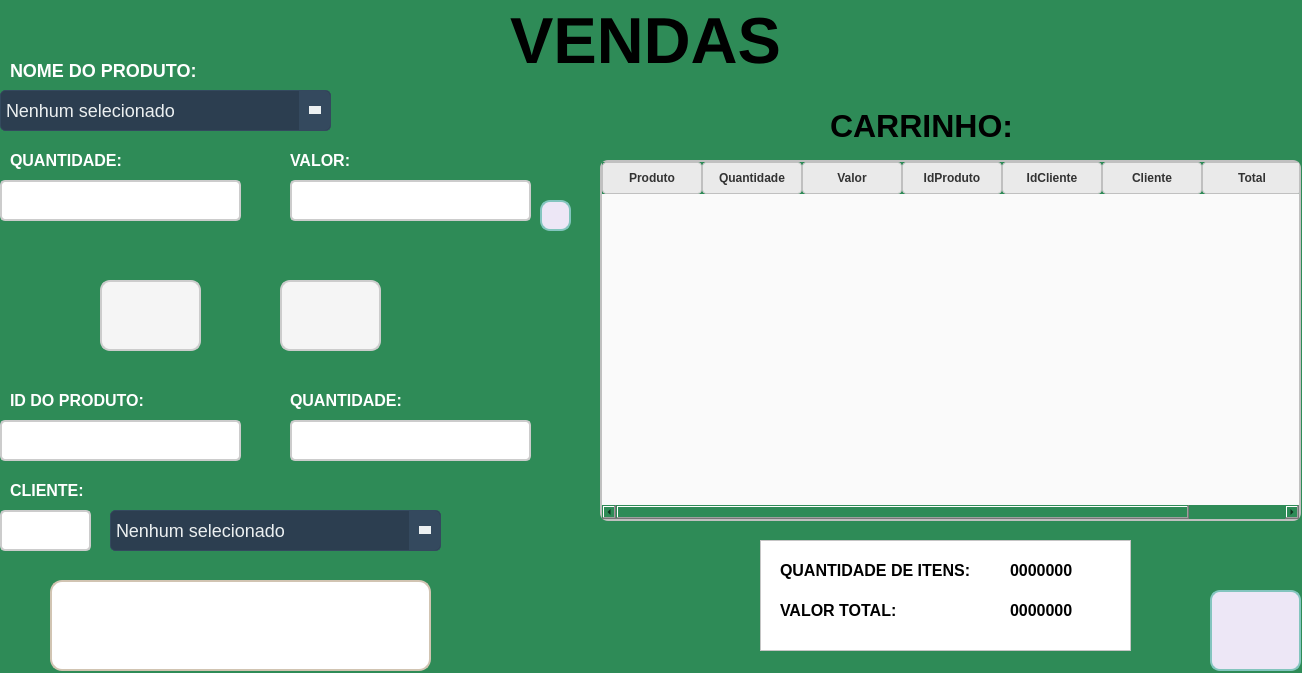
Qt form frm_Vendas.ui (ArielAraujo18/ErpSistema) before a commit.
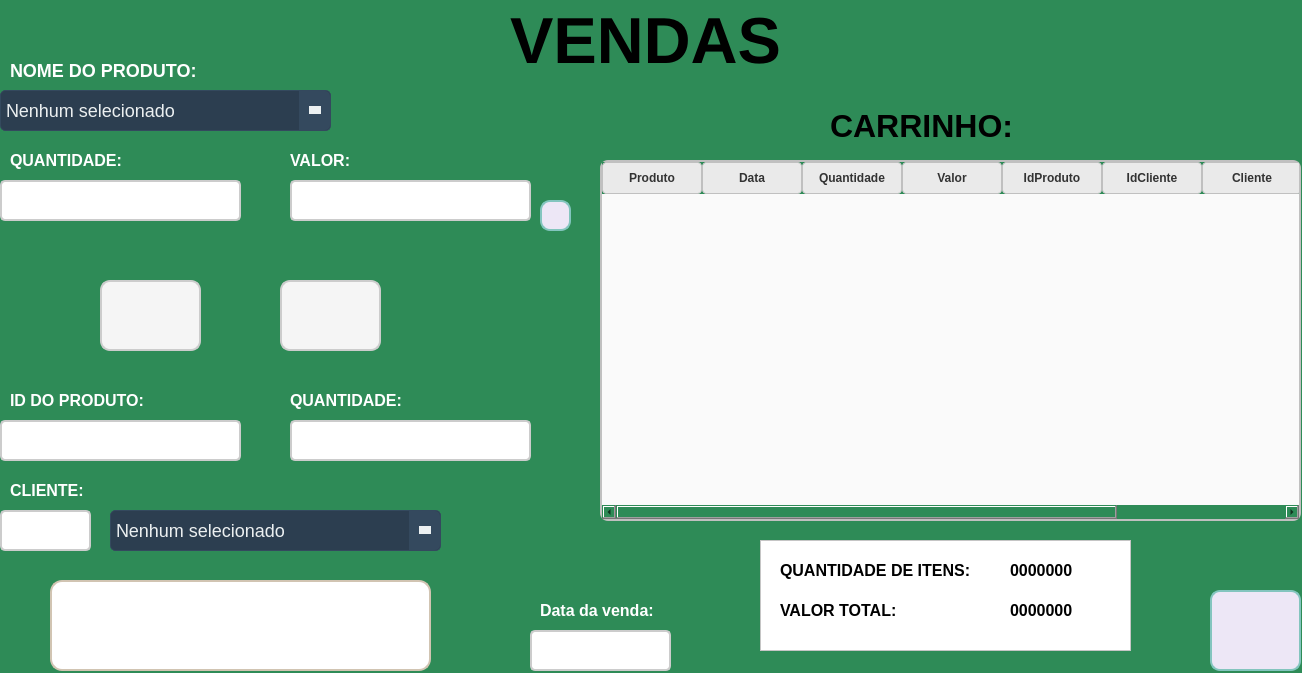
The same form after that commit. Icons and pictures are not drawn.

```diff
--- a/frm_Vendas.ui
+++ b/frm_Vendas.ui
@@ -666,6 +666,11 @@
      <string>Produto</string>
     </property>
    </column>
+   <column>
+    <property name="text">
+     <string>Data</string>
+    </property>
+   </column>
    <column>
     <property name="text">
      <string>Quantidade</string>
@@ -1076,6 +1081,64 @@
     <string/>
    </property>
   </widget>
+  <widget class="QLabel" name="label_10">
+   <property name="geometry">
+    <rect>
+     <x>540</x>
+     <y>600</y>
+     <width>131</width>
+     <height>21</height>
+    </rect>
+   </property>
+   <property name="font">
+    <font>
+     <pointsize>-1</pointsize>
+     <weight>75</weight>
+     <bold>true</bold>
+    </font>
+   </property>
+   <property name="styleSheet">
+    <string notr="true">QLabel {
+    font-size: 16px;
+    color: #FFFFFF;
+    font-weight: bold;
+    text-shadow: 1px 1px 2px rgba(0, 0, 0, 0.4);
+}</string>
+   </property>
+   <property name="text">
+    <string>Data da venda:</string>
+   </property>
+  </widget>
+  <widget class="QLineEdit" name="txtQtd_2">
+   <property name="enabled">
+    <bool>false</bool>
+   </property>
+   <property name="geometry">
+    <rect>
+     <x>530</x>
+     <y>630</y>
+     <width>141</width>
+     <height>41</height>
+    </rect>
+   </property>
+   <property name="styleSheet">
+    <string notr="true">QLineEdit {
+    border: 2px solid #cccccc; 
+    border-radius: 5px; 
+    padding: 6px; 
+    font-size: 14px; 
+    background-color: #ffffff;
+    transition: all 0.3s ease;
+	color: #000000;
+}
+
+QLineEdit:hover {
+    border: 2px solid #3f51b5; 
+    background-color: #f5f5f5; 
+}
+</string>
+   </property>
+  </widget>
  </widget>
  <resources>
   <include location="icon_addCarrinho.qrc"/>
```
